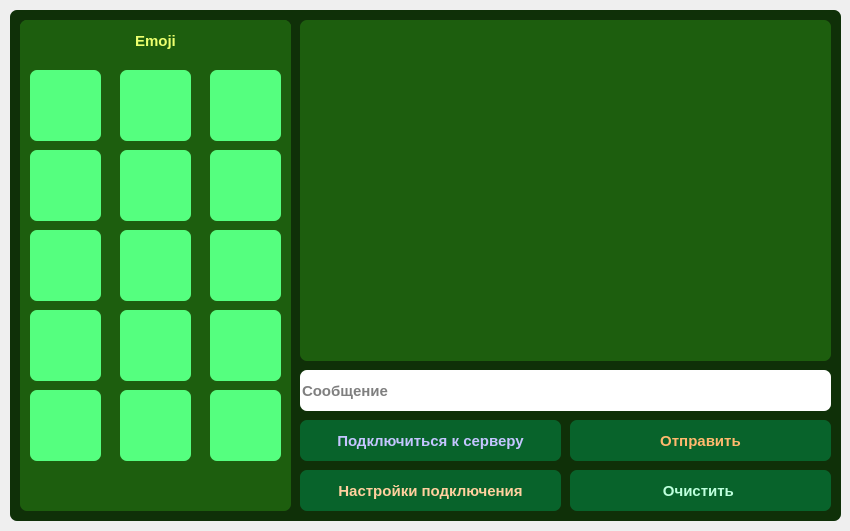
Qt form windows/main_window.ui (ewestro/MESS-2.0) before a commit.
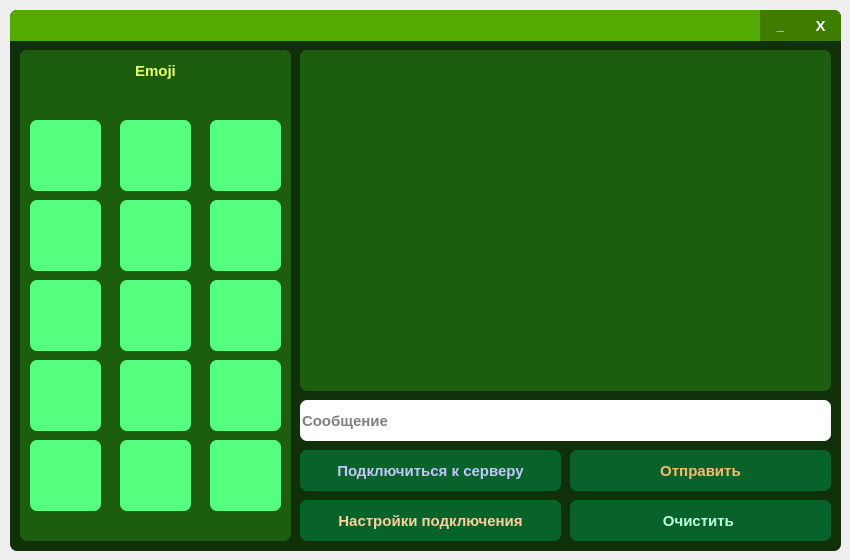
The same form after that commit. Icons and pictures are not drawn.

Commit message: добавила панель с закрытием окна

The edit to the form file:
```diff
--- a/windows/main_window.ui
+++ b/windows/main_window.ui
@@ -7,7 +7,7 @@
     <x>0</x>
     <y>0</y>
     <width>850</width>
-    <height>531</height>
+    <height>560</height>
    </rect>
   </property>
   <property name="windowTitle">
@@ -20,7 +20,7 @@
       <x>10</x>
       <y>10</y>
       <width>831</width>
-      <height>511</height>
+      <height>541</height>
      </rect>
     </property>
     <property name="styleSheet">
@@ -39,7 +39,7 @@
      <property name="geometry">
       <rect>
        <x>290</x>
-       <y>360</y>
+       <y>390</y>
        <width>531</width>
        <height>41</height>
       </rect>
@@ -73,7 +73,7 @@
      <property name="geometry">
       <rect>
        <x>560</x>
-       <y>410</y>
+       <y>440</y>
        <width>261</width>
        <height>41</height>
       </rect>
@@ -115,7 +115,7 @@
      <property name="geometry">
       <rect>
        <x>290</x>
-       <y>410</y>
+       <y>440</y>
        <width>261</width>
        <height>41</height>
       </rect>
@@ -157,7 +157,7 @@
      <property name="geometry">
       <rect>
        <x>560</x>
-       <y>460</y>
+       <y>490</y>
        <width>261</width>
        <height>41</height>
       </rect>
@@ -199,7 +199,7 @@
      <property name="geometry">
       <rect>
        <x>10</x>
-       <y>10</y>
+       <y>40</y>
        <width>271</width>
        <height>491</height>
       </rect>
@@ -221,7 +221,7 @@
       <property name="geometry">
        <rect>
         <x>10</x>
-        <y>130</y>
+        <y>150</y>
         <width>71</width>
         <height>71</height>
        </rect>
@@ -265,7 +265,7 @@
       <property name="geometry">
        <rect>
         <x>100</x>
-        <y>130</y>
+        <y>150</y>
         <width>71</width>
         <height>71</height>
        </rect>
@@ -308,7 +308,7 @@
       <property name="geometry">
        <rect>
         <x>190</x>
-        <y>130</y>
+        <y>150</y>
         <width>71</width>
         <height>71</height>
        </rect>
@@ -352,7 +352,7 @@
       <property name="geometry">
        <rect>
         <x>10</x>
-        <y>50</y>
+        <y>70</y>
         <width>71</width>
         <height>71</height>
        </rect>
@@ -395,7 +395,7 @@
       <property name="geometry">
        <rect>
         <x>100</x>
-        <y>50</y>
+        <y>70</y>
         <width>71</width>
         <height>71</height>
        </rect>
@@ -439,7 +439,7 @@
       <property name="geometry">
        <rect>
         <x>190</x>
-        <y>50</y>
+        <y>70</y>
         <width>71</width>
         <height>71</height>
        </rect>
@@ -483,7 +483,7 @@
       <property name="geometry">
        <rect>
         <x>10</x>
-        <y>210</y>
+        <y>230</y>
         <width>71</width>
         <height>71</height>
        </rect>
@@ -527,7 +527,7 @@
       <property name="geometry">
        <rect>
         <x>10</x>
-        <y>290</y>
+        <y>310</y>
         <width>71</width>
         <height>71</height>
        </rect>
@@ -571,7 +571,7 @@
       <property name="geometry">
        <rect>
         <x>100</x>
-        <y>290</y>
+        <y>310</y>
         <width>71</width>
         <height>71</height>
        </rect>
@@ -615,7 +615,7 @@
       <property name="geometry">
        <rect>
         <x>190</x>
-        <y>210</y>
+        <y>230</y>
         <width>71</width>
         <height>71</height>
        </rect>
@@ -659,7 +659,7 @@
       <property name="geometry">
        <rect>
         <x>100</x>
-        <y>210</y>
+        <y>230</y>
         <width>71</width>
         <height>71</height>
        </rect>
@@ -703,7 +703,7 @@
       <property name="geometry">
        <rect>
         <x>190</x>
-        <y>290</y>
+        <y>310</y>
         <width>71</width>
         <height>71</height>
        </rect>
@@ -747,7 +747,7 @@
       <property name="geometry">
        <rect>
         <x>10</x>
-        <y>370</y>
+        <y>390</y>
         <width>71</width>
         <height>71</height>
        </rect>
@@ -791,7 +791,7 @@
       <property name="geometry">
        <rect>
         <x>100</x>
-        <y>370</y>
+        <y>390</y>
         <width>71</width>
         <height>71</height>
        </rect>
@@ -835,7 +835,7 @@
       <property name="geometry">
        <rect>
         <x>190</x>
-        <y>370</y>
+        <y>390</y>
         <width>71</width>
         <height>71</height>
        </rect>
@@ -907,7 +907,7 @@
      <property name="geometry">
       <rect>
        <x>290</x>
-       <y>460</y>
+       <y>490</y>
        <width>261</width>
        <height>41</height>
       </rect>
@@ -949,7 +949,7 @@
      <property name="geometry">
       <rect>
        <x>290</x>
-       <y>10</y>
+       <y>40</y>
        <width>531</width>
        <height>341</height>
       </rect>
@@ -1043,6 +1043,112 @@
       <bool>false</bool>
      </property>
     </widget>
+    <widget class="QFrame" name="frame_3">
+     <property name="geometry">
+      <rect>
+       <x>0</x>
+       <y>0</y>
+       <width>831</width>
+       <height>31</height>
+      </rect>
+     </property>
+     <property name="styleSheet">
+      <string notr="true">QFrame{
+	border-bottom-left-radius: 0px;
+	border-bottom-right-radius: 0px;
+	background-color: ;
+	background-color: rgb(85, 170, 0);
+}</string>
+     </property>
+     <property name="frameShape">
+      <enum>QFrame::StyledPanel</enum>
+     </property>
+     <property name="frameShadow">
+      <enum>QFrame::Raised</enum>
+     </property>
+     <widget class="QPushButton" name="pushButton_3">
+      <property name="geometry">
+       <rect>
+        <x>790</x>
+        <y>0</y>
+        <width>41</width>
+        <height>31</height>
+       </rect>
+      </property>
+      <property name="font">
+       <font>
+        <pointsize>11</pointsize>
+        <weight>75</weight>
+        <bold>true</bold>
+       </font>
+      </property>
+      <property name="cursor">
+       <cursorShape>PointingHandCursor</cursorShape>
+      </property>
+      <property name="styleSheet">
+       <string notr="true">QPushButton{
+	color: white;
+	border: none;
+	border-top-right-radius: 7px;
+	background-color:  rgb(62, 125, 0);
+}
+
+QPushButton:hover{
+	background-color: rgb(47, 94, 0);
+}
+
+QPushButton:pressed{
+	color: rgb(31, 63, 0);
+}</string>
+      </property>
+      <property name="text">
+       <string>X</string>
+      </property>
+     </widget>
+     <widget class="QPushButton" name="pushButton_5">
+      <property name="geometry">
+       <rect>
+        <x>750</x>
+        <y>0</y>
+        <width>41</width>
+        <height>31</height>
+       </rect>
+      </property>
+      <property name="font">
+       <font>
+        <pointsize>10</pointsize>
+        <weight>75</weight>
+        <bold>true</bold>
+       </font>
+      </property>
+      <property name="cursor">
+       <cursorShape>PointingHandCursor</cursorShape>
+      </property>
+      <property name="styleSheet">
+       <string notr="true">QPushButton{
+	color: white;
+	border: none;
+	
+	background-color: ;
+	background-color: rgb(62, 125, 0);
+}
+
+QPushButton:hover{
+	background-color: rgb(47, 94, 0);
+}
+
+QPushButton:pressed{
+	color: rgb(31, 63, 0);
+}</string>
+      </property>
+      <property name="text">
+       <string>_</string>
+      </property>
+      <property name="default">
+       <bool>false</bool>
+      </property>
+     </widget>
+    </widget>
    </widget>
   </widget>
  </widget>
```
Left out of the diff: 30 changed lines with no effect on the pictures.
